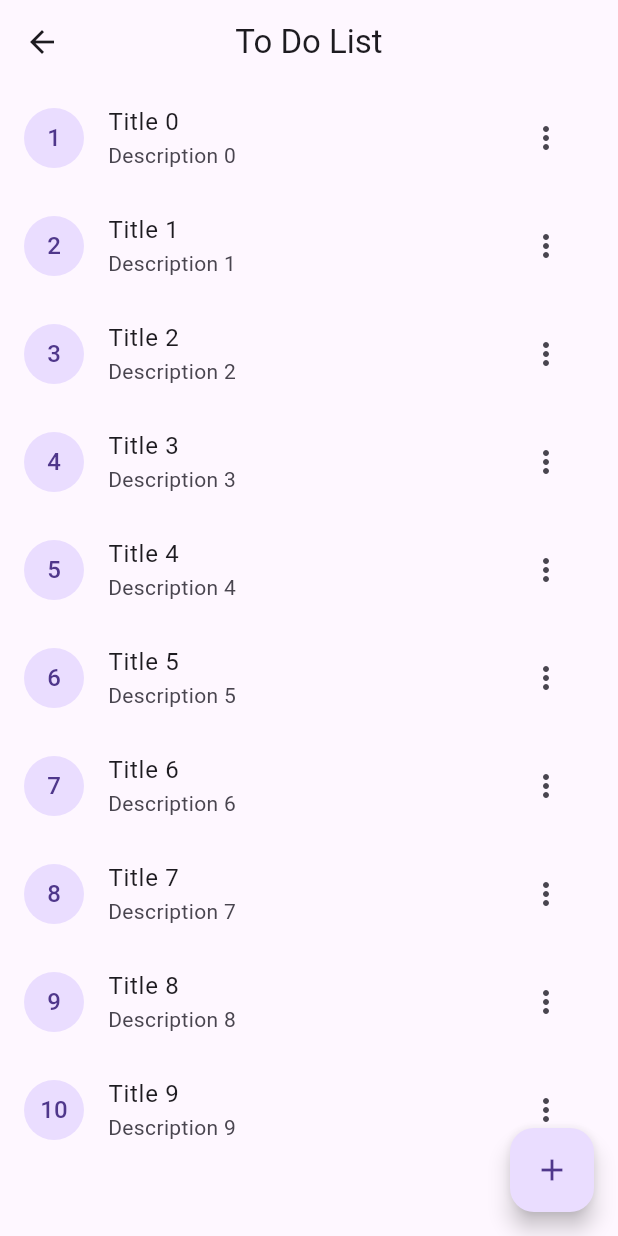
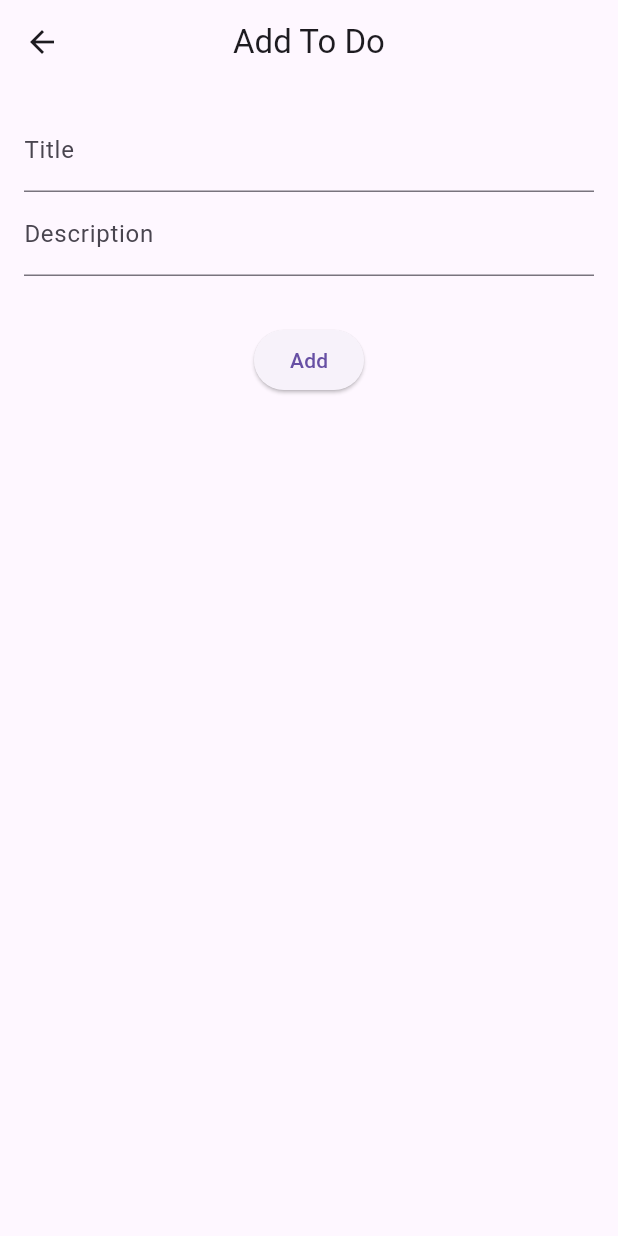
Before and after one commit to otakmager/todo_with_get_x, a Flutter app: the ListToDoView screen opened by its route, after a tap on the "add" icon, on a phone screen of 412 x 824 dp. Run offline on Flutter 3.47's test engine with Material 3 defaults, Android fonts, the phone set to English and light mode, and no system bars; our stand-ins replace dio, get.

Commit message:
create basic todo editor screen

```diff
--- a/lib/app/modules/list/views/list_view.dart
+++ b/lib/app/modules/list/views/list_view.dart
@@ -19,7 +19,7 @@ class ListToDoView extends GetView<ListController> {
       ),
       floatingActionButton: FloatingActionButton(
         onPressed: () {
-          // Add your onPressed code here!
+          Get.toNamed('/todo-editor', arguments: {'type': 'add'});
         },
         child: const Icon(Icons.add),
       ),
--- /dev/null
+++ b/lib/app/modules/todo_editor/bindings/todo_editor_binding.dart
@@ -0,0 +1,12 @@
+import 'package:get/get.dart';
+
+import '../controllers/todo_editor_controller.dart';
+
+class TodoEditorBinding extends Bindings {
+  @override
+  void dependencies() {
+    Get.lazyPut<TodoEditorController>(
+      () => TodoEditorController(),
+    );
+  }
+}
--- /dev/null
+++ b/lib/app/modules/todo_editor/views/todo_editor_view.dart
@@ -0,0 +1,73 @@
+import 'package:flutter/material.dart';
+
+import 'package:get/get.dart';
+
+import '../controllers/todo_editor_controller.dart';
+
+class TodoEditorView extends GetView<TodoEditorController> {
+  const TodoEditorView({super.key});
+  @override
+  Widget build(BuildContext context) {
+    final type = Get.arguments['type'] ?? 'add';
+    final formKey = GlobalKey<FormState>();
+    final titleController = TextEditingController();
+    final descriptionController = TextEditingController();
+
+    return Scaffold(
+      appBar: AppBar(
+        title: Text((type == 'add') ? 'Add To Do' : 'Edit To Do'),
+        centerTitle: true,
+      ),
+      body: Container(
+        padding: const EdgeInsets.all(16),
+        child: Form(
+          key: formKey,
+          child: Column(
+            children: [
+              TextFormField(
+                controller: titleController,
+                validator: (value) {
+                  if (value == null || value.isEmpty) {
+                    return 'Please enter title';
+                  }
+                  return null;
+                },
+                decoration: const InputDecoration(
+                  labelText: 'Title',
+                ),
+              ),
+              TextFormField(
+                controller: descriptionController,
+                validator: (value) {
+                  if (value == null || value.isEmpty) {
+                    return 'Please enter description';
+                  }
+                  return null;
+                },
+                decoration: const InputDecoration(
+                  labelText: 'Description',
+                ),
+              ),
+              const SizedBox(height: 32),
+              ElevatedButton(
+                onPressed: () {
+                  if (formKey.currentState!.validate()) {
+                    Get.back();
+                    if (type == 'add') {
+                      Get.snackbar('Success', 'To Do added successfully',
+                          duration: const Duration(seconds: 5));
+                    } else {
+                      Get.snackbar('Success', 'To Do update successfully',
+                          duration: const Duration(seconds: 5));
+                    }
+                  }
+                },
+                child: Text((type == 'add') ? 'Add' : 'Update'),
+              ),
+            ],
+          ),
+        ),
+      ),
+    );
+  }
+}
--- a/lib/app/routes/app_routes.dart
+++ b/lib/app/routes/app_routes.dart
@@ -5,10 +5,12 @@ abstract class Routes {
   Routes._();
   static const HOME = _Paths.HOME;
   static const LIST = _Paths.LIST;
+  static const TODO_EDITOR = _Paths.TODO_EDITOR;
 }
 
 abstract class _Paths {
   _Paths._();
   static const HOME = '/home';
   static const LIST = '/list';
+  static const TODO_EDITOR = '/todo-editor';
 }
```
Also changed, not shown: lib/app/modules/todo_editor/controllers/todo_editor_controller.dart (added, +23 -0 lines), lib/app/routes/app_pages.dart (+7 -0 lines).
